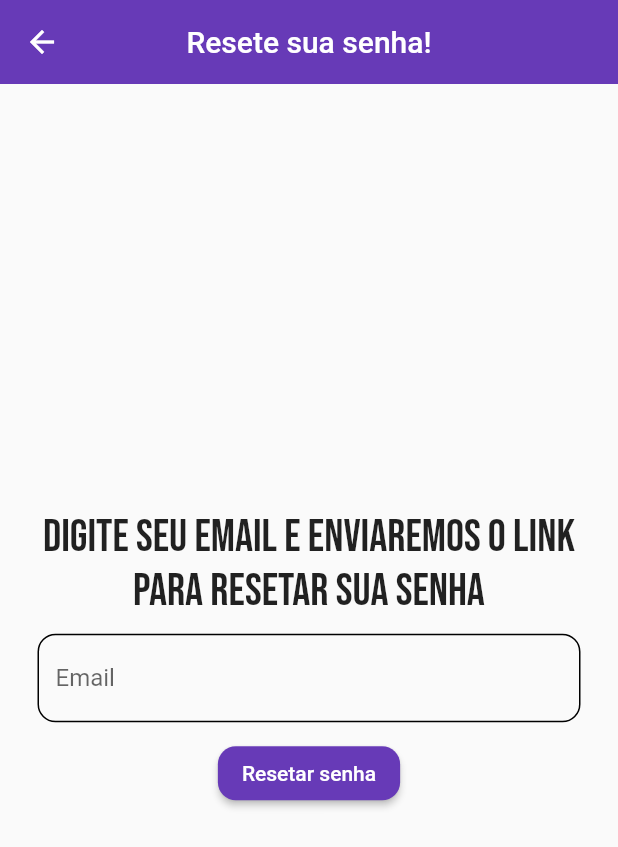
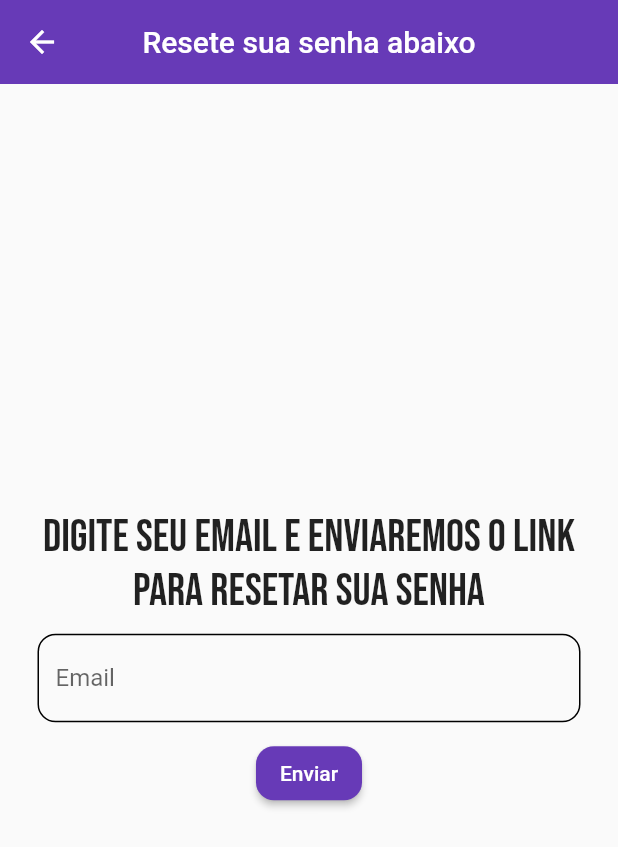
Before and after one commit to leandrucarvalho/flutter_list_times, a Flutter app: the screen it shows after launch, after a tap on "Esqueci minha senha?", on a phone screen of 412 x 824 dp. Shown: the top 847 px of the screen. Run offline on Flutter 3.47's test engine with Material 2 defaults, Android fonts, the phone set to English and light mode, and no system bars; our stand-ins replace cloud_firestore, firebase_auth, firebase_core, font_awesome_flutter, google_fonts, hive_flutter and 1 more; accounts and stored records are empty.

```diff
--- a/lib/pages/forgot_password_page.dart
+++ b/lib/pages/forgot_password_page.dart
@@ -63,7 +63,7 @@ class _ForgotPasswordPageState extends State<ForgotPasswordPage> {
     return Scaffold(
       appBar: AppBar(
         backgroundColor: Colors.deepPurple,
-        title: const Text('Resete sua senha!'),
+        title: const Text('Resete sua senha abaixo'),
         centerTitle: true,
         elevation: 0,
       ),
@@ -112,7 +112,7 @@ class _ForgotPasswordPageState extends State<ForgotPasswordPage> {
               ),
             ),
             //color: Colors.deepPurple,
-            child: const Text('Resetar senha'),
+            child: const Text('Enviar'),
           )
         ],
       ),
--- a/lib/pages/login_page.dart
+++ b/lib/pages/login_page.dart
@@ -68,9 +68,9 @@ class _LoginPageState extends State<LoginPage> {
                   const SizedBox(
                     height: 10,
                   ),
-                  const Row(
+                  Row(
                     mainAxisAlignment: MainAxisAlignment.center,
-                    children: [
+                    children: const [
                       Text(
                         'Você tem uma missão!',
                         style: TextStyle(
@@ -195,9 +195,9 @@ class _LoginPageState extends State<LoginPage> {
                   ),
                   GestureDetector(
                     onTap: widget.showRegisterPage,
-                    child: const Row(
+                    child: Row(
                       mainAxisAlignment: MainAxisAlignment.center,
-                      children: [
+                      children: const [
                         Text(
                           'Ainda não é um membro?',
                         ),
```
Also changed, not shown: lib/pages/registrar_page.dart (+9 -5 lines).
